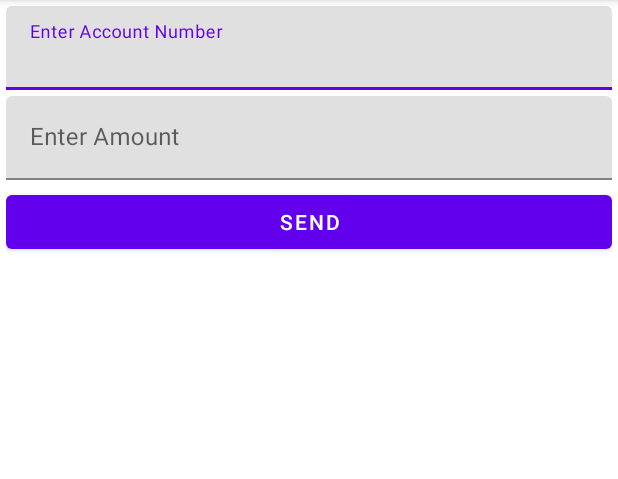
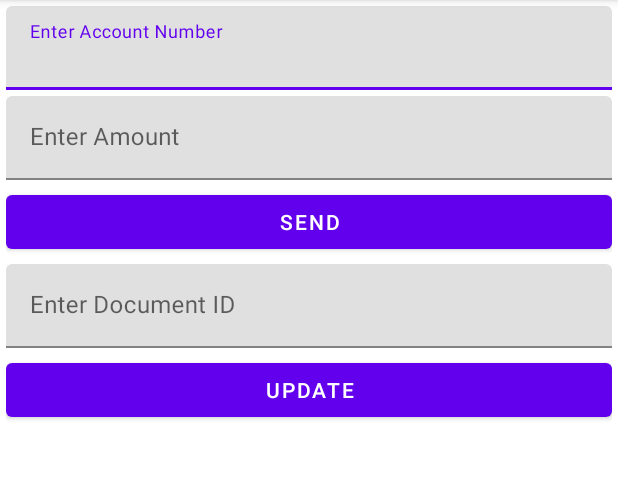
Before and after one commit to faisalamin9696/HiveLearners2, an Android app: the fragment Transfers_Fragment shown on its own in the app's theme, on a phone screen of 412 x 824 dp, the part 84-563 px from its top. Run offline under Robolectric (Android 15) with nearby library versions, the phone set to English and light mode, and no system bars; our stand-ins replace Firebase (no records; nobody signed in at launch, a user with empty details on screens opened directly); 1 statement that could not run was skipped.

Commit message:
Lecture 56 Update

```diff
--- a/app/src/main/java/com/example/hivelearners2/Blogs_Fragment.java
+++ b/app/src/main/java/com/example/hivelearners2/Blogs_Fragment.java
@@ -60,9 +60,9 @@ public class Blogs_Fragment extends Fragment {
                 for (DocumentSnapshot ds : task.getResult()) {
                     String username = ds.get("account", String.class);
                     Float amount = ds.get("amount", Float.class);
-                    String pushKey = ds.get("pushKey", String.class);
+                    String doc_id = ds.get("doc_id", String.class);
 
-                    myList_pojos.add(new MyList_POJO(username, String.valueOf(amount), pushKey));
+                    myList_pojos.add(new MyList_POJO(username, String.valueOf(amount), doc_id));
 
                 }
                 customAdapter.notifyDataSetChanged();
--- a/app/src/main/java/com/example/hivelearners2/Transfers_Fragment.java
+++ b/app/src/main/java/com/example/hivelearners2/Transfers_Fragment.java
@@ -26,8 +26,8 @@ public class Transfers_Fragment extends Fragment {
         // Required empty public constructor
     }
 
-    private EditText account_num_et, amount_et;
-    private MaterialButton send_btn;
+    private EditText account_num_et, amount_et, doc_id_et;
+    private MaterialButton send_btn, update_doc_btn;
     private ProgressDialog progressDialog;
 
     private final FirebaseDatabase database = FirebaseDatabase.getInstance();
@@ -44,10 +44,31 @@ public class Transfers_Fragment extends Fragment {
         account_num_et = view.findViewById(R.id.account_num_et);
         amount_et = view.findViewById(R.id.amount_et);
         send_btn = view.findViewById(R.id.send_payment_btn);
+        doc_id_et = view.findViewById(R.id.doc_id_et);
+        update_doc_btn = view.findViewById(R.id.update_doc_btn);
+
         firebaseAuth = FirebaseAuth.getInstance();
         progressDialog = new ProgressDialog(requireContext());
 
         sendings_ref = database.getReference("sendings");
+
+        update_doc_btn.setOnClickListener(v -> {
+            HashMap<String, Object> hashMap = new HashMap<String, Object>();
+
+            hashMap.put("account", account_num_et.getText().toString().trim());
+            hashMap.put("amount", Float.parseFloat(amount_et.getText().toString().trim()));
+            firestore.collection("sendings").document(doc_id_et.getText().toString().trim()).update(hashMap).addOnCompleteListener(task -> {
+                if (task.isSuccessful()) {
+
+                    Toast.makeText(requireContext(), "Updated", Toast.LENGTH_SHORT).show();
+                } else {
+                    Toast.makeText(requireContext(), "Failed", Toast.LENGTH_SHORT).show();
+                }
+
+            });
+
+
+        });
 
         send_btn.setOnClickListener(v -> {
             // Button Click Listener
@@ -70,7 +91,6 @@ public class Transfers_Fragment extends Fragment {
             hashMap.put("account", account);
             hashMap.put("amount", Float.parseFloat(amount));
             hashMap.put("doc_id", doc_id);
-
 
 
             progressDialog.setCancelable(false);
--- a/app/src/main/res/layout/fragment_transfers.xml
+++ b/app/src/main/res/layout/fragment_transfers.xml
@@ -39,4 +39,25 @@
         android:layout_height="wrap_content"
         android:layout_marginTop="4dp"
         android:text="Send" />
+
+    <com.google.android.material.textfield.TextInputLayout
+        android:layout_width="match_parent"
+        android:layout_height="wrap_content"
+        android:layout_marginTop="4dp"
+        android:hint="Enter Document ID">
+
+        <EditText
+            android:id="@+id/doc_id_et"
+            android:layout_width="match_parent"
+            android:layout_height="wrap_content"
+            android:inputType="text"/>
+
+    </com.google.android.material.textfield.TextInputLayout>
+
+    <com.google.android.material.button.MaterialButton
+        android:id="@+id/update_doc_btn"
+        android:layout_width="match_parent"
+        android:layout_height="wrap_content"
+        android:layout_marginTop="4dp"
+        android:text="Update" />
 </LinearLayout>
```
Also changed, not shown: app/src/main/java/com/example/hivelearners2/MyAdapter.java (+6 -3 lines), app/src/main/java/com/example/hivelearners2/MyList_POJO.java (+11 -9 lines).
